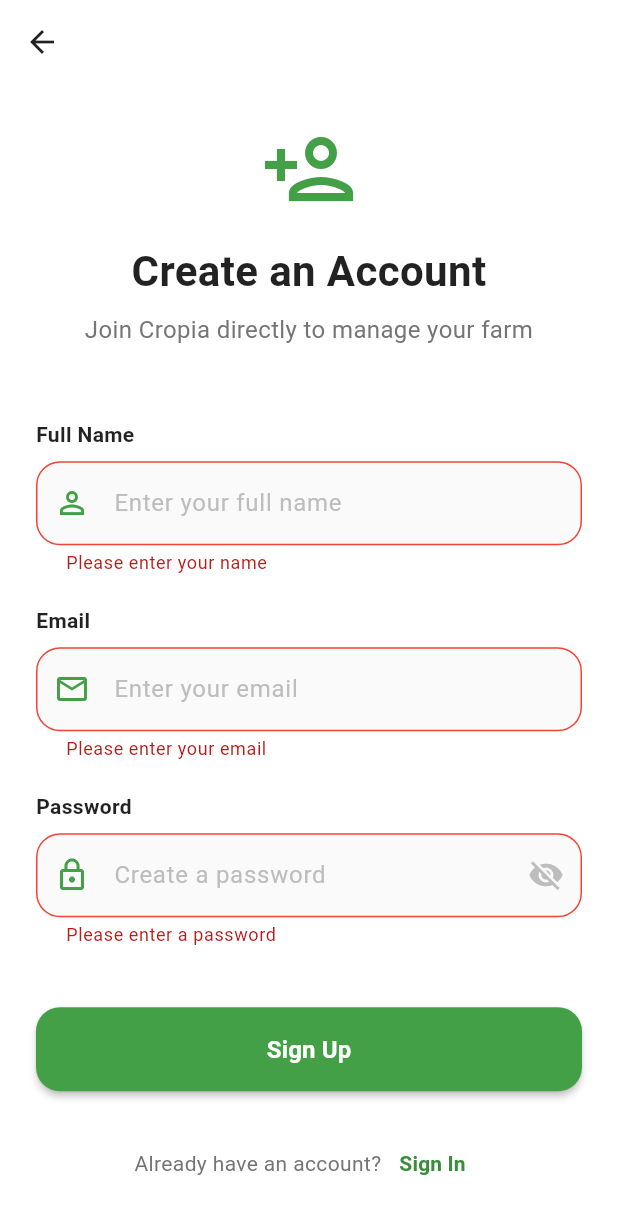
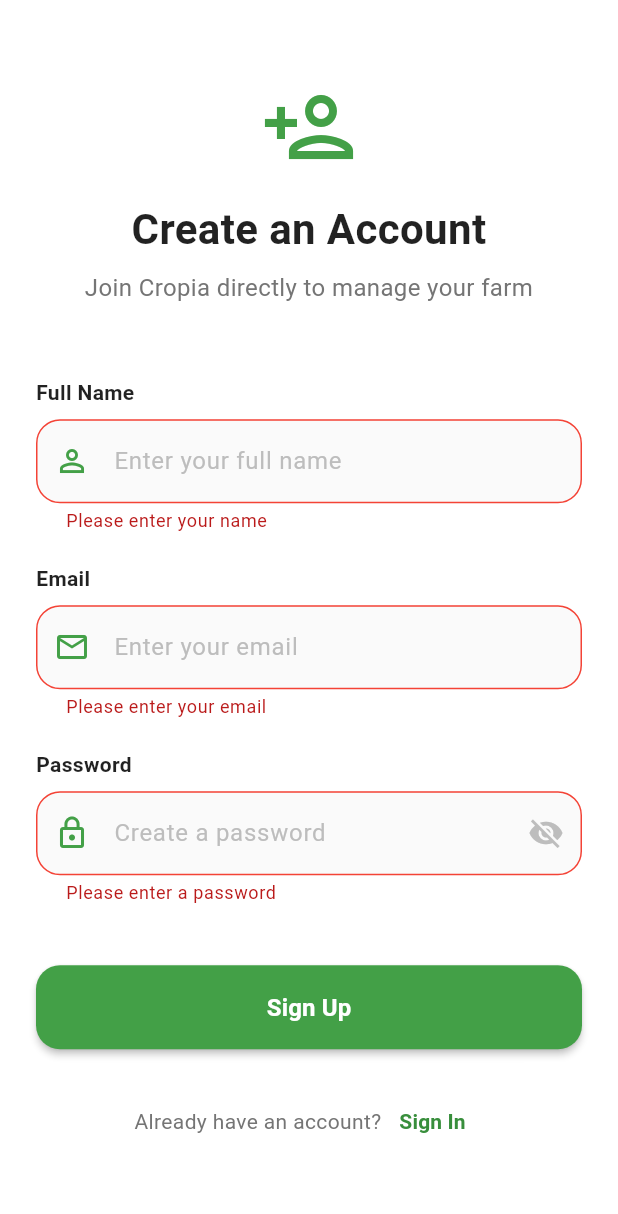
Before and after one commit to bsc-44-21/Cropia-App, a Flutter app: the SignUpScreen screen opened directly, after a tap on "Sign Up", on a phone screen of 412 x 824 dp. Shown: the top 1214 px of the screen. Run offline on Flutter 3.47's test engine with Material 3 defaults, Android fonts, the phone set to English and light mode, and no system bars; our stand-ins replace flutter_local_notifications, supabase_flutter, timezone; accounts and stored records are empty.

Commit message:
Removed Auto-Login, Redirect to Sign In when new user create account, and Removed Back Arrow on Sign Up screen.

```diff
--- a/lib/guards/auth_provider.dart
+++ b/lib/guards/auth_provider.dart
@@ -37,8 +37,6 @@
       email: email,
       password: password,
     );
-    // After successful sign up, automatically sign in
-    await signIn(email: email, password: password);
   }
 
   Future<void> signIn({
--- a/lib/screens/auth/sign_up_screen.dart
+++ b/lib/screens/auth/sign_up_screen.dart
@@ -41,7 +41,19 @@
         email: _emailController.text.trim(),
         password: _passwordController.text,
       );
-      // Navigation will be handled by AuthWrapper
+
+      if (!mounted) return;
+
+      // Show success message and navigate back to Sign In
+      ScaffoldMessenger.of(context).showSnackBar(
+        const SnackBar(
+          content: Text('Account created successfully! Please sign in.'),
+          backgroundColor: Colors.green,
+        ),
+      );
+
+      Navigator.of(context).pop();
+
     } catch (e) {
       print('Sign up error: $e');
       if (!mounted) return;
@@ -52,9 +64,7 @@
             backgroundColor: Colors.orange,
           ),
         );
-        Navigator.of(context).pushReplacement(
-          MaterialPageRoute(builder: (context) => MainNavigation()),
-        );
+        Navigator.of(context).pop();
       } else {
         String errorMessage = 'Sign up failed';
         if (e is AuthException) {
@@ -84,14 +94,6 @@
   Widget build(BuildContext context) {
     return Scaffold(
       backgroundColor: Colors.white,
-      appBar: AppBar(
-        backgroundColor: Colors.transparent,
-        elevation: 0,
-        leading: IconButton(
-          icon: const Icon(Icons.arrow_back, color: Colors.black87),
-          onPressed: () => _navigateBack(context),
-        ),
-      ),
       body: SafeArea(
         child: Center(
           child: SingleChildScrollView(
```
